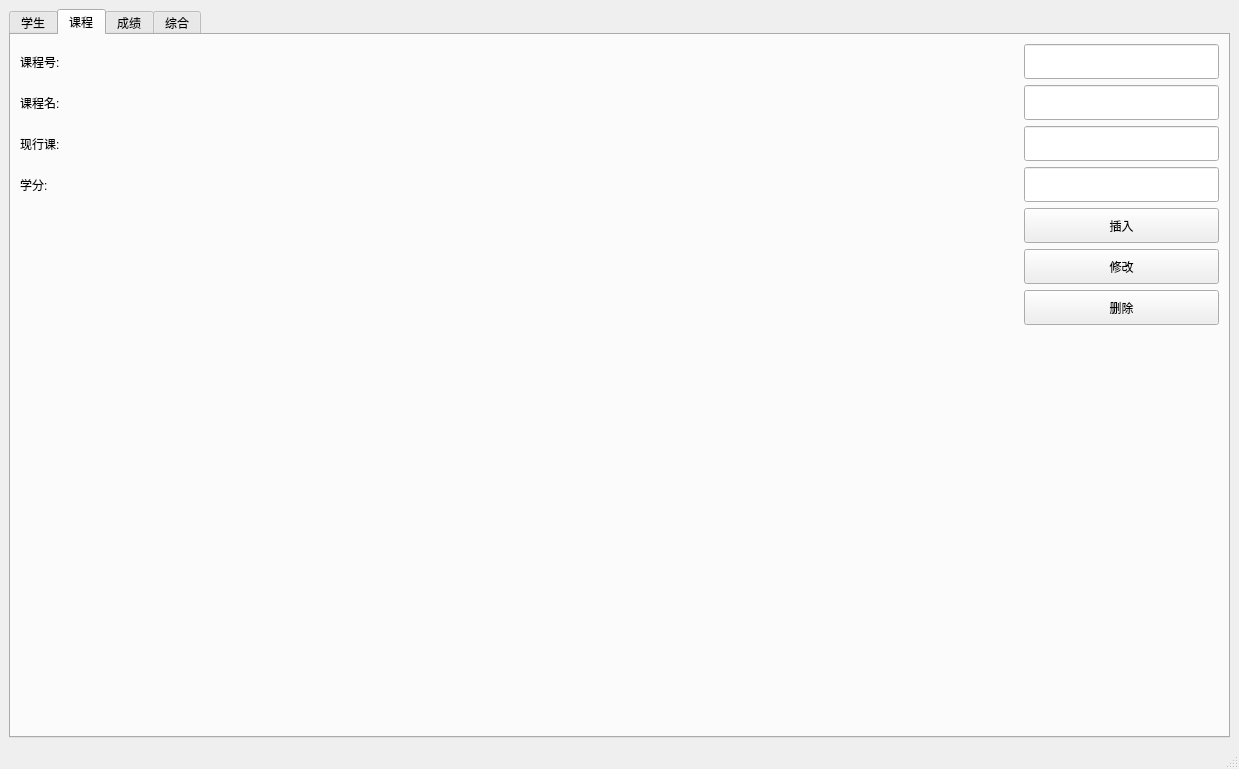
Above: mainwindow.ui from Leun9/xuos-sqlite before the change. Below: the same form after it.
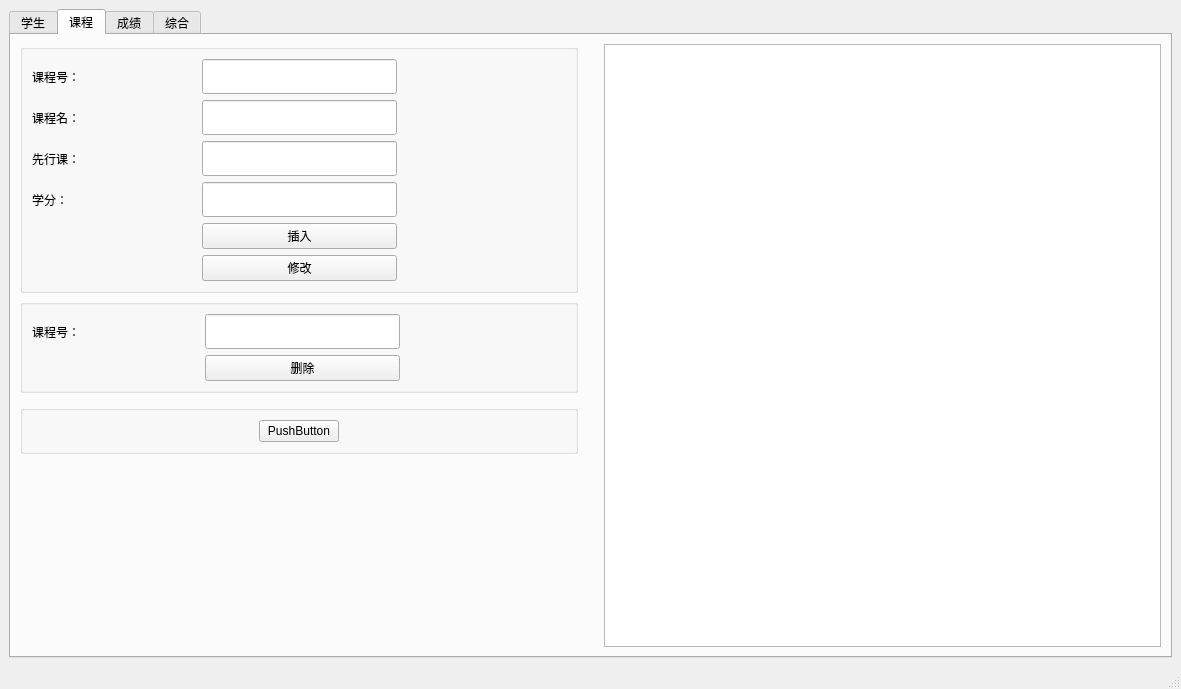
That is the form after the change. The open tabs and pages were chosen to show the change.

What changed in the file:
```diff
--- a/mainwindow.ui
+++ b/mainwindow.ui
@@ -6,8 +6,8 @@
    <rect>
     <x>0</x>
     <y>0</y>
-    <width>1239</width>
-    <height>769</height>
+    <width>1181</width>
+    <height>689</height>
    </rect>
   </property>
   <property name="sizePolicy">
@@ -21,7 +21,7 @@
   </property>
   <widget class="QWidget" name="centralwidget">
    <layout class="QGridLayout" name="gridLayout">
-    <item row="0" column="0">
+    <item row="0" column="1">
      <widget class="QTabWidget" name="tabWidget">
       <property name="maximumSize">
        <size>
@@ -260,109 +260,205 @@
         <string>课程</string>
        </attribute>
        <layout class="QGridLayout" name="gridLayout_2">
-        <item row="0" column="0">
-         <widget class="QLabel" name="label_7">
-          <property name="text">
-           <string>课程号:</string>
+        <item row="4" column="0">
+         <spacer name="verticalSpacer_2">
+          <property name="orientation">
+           <enum>Qt::Vertical</enum>
           </property>
-         </widget>
-        </item>
-        <item row="0" column="1">
-         <widget class="QLineEdit" name="crs_cno_lineEdit">
-          <property name="minimumSize">
+          <property name="sizeHint" stdset="0">
            <size>
-            <width>0</width>
-            <height>35</height>
+            <width>20</width>
+            <height>167</height>
            </size>
           </property>
-          <property name="maximumSize">
-           <size>
-            <width>195</width>
-            <height>35</height>
-           </size>
-          </property>
-         </widget>
-        </item>
-        <item row="1" column="0">
-         <widget class="QLabel" name="label_8">
-          <property name="text">
-           <string>课程名:</string>
-          </property>
-         </widget>
+         </spacer>
         </item>
         <item row="1" column="1">
-         <widget class="QLineEdit" name="crs_cname_lineEdit">
+         <spacer name="horizontalSpacer_10">
+          <property name="orientation">
+           <enum>Qt::Horizontal</enum>
+          </property>
+          <property name="sizeType">
+           <enum>QSizePolicy::Minimum</enum>
+          </property>
+          <property name="sizeHint" stdset="0">
+           <size>
+            <width>20</width>
+            <height>20</height>
+           </size>
+          </property>
+         </spacer>
+        </item>
+        <item row="1" column="0">
+         <widget class="QGroupBox" name="groupBox_6">
+          <property name="title">
+           <string/>
+          </property>
+          <layout class="QGridLayout" name="gridLayout_9">
+           <item row="2" column="1">
+            <widget class="QPushButton" name="btnCouDel">
           <property name="minimumSize">
            <size>
-            <width>0</width>
-            <height>35</height>
-           </size>
-          </property>
-          <property name="maximumSize">
-           <size>
             <width>195</width>
+               <height>0</height>
+              </size>
+             </property>
+             <property name="maximumSize">
+              <size>
+               <width>200</width>
             <height>35</height>
            </size>
+             </property>
+             <property name="text">
+              <string>删除</string>
+             </property>
+            </widget>
+           </item>
+           <item row="1" column="0">
+            <widget class="QLabel" name="label_17">
+             <property name="text">
+              <string>课程号：</string>
           </property>
          </widget>
         </item>
         <item row="2" column="0">
+            <spacer name="horizontalSpacer_6">
+             <property name="orientation">
+              <enum>Qt::Horizontal</enum>
+             </property>
+             <property name="sizeHint" stdset="0">
+              <size>
+               <width>40</width>
+               <height>20</height>
+              </size>
+             </property>
+            </spacer>
+           </item>
+           <item row="2" column="2">
+            <spacer name="horizontalSpacer_7">
+             <property name="orientation">
+              <enum>Qt::Horizontal</enum>
+             </property>
+             <property name="sizeHint" stdset="0">
+              <size>
+               <width>40</width>
+               <height>20</height>
+              </size>
+             </property>
+            </spacer>
+           </item>
+           <item row="1" column="1">
+            <widget class="QLineEdit" name="leCouNumd">
+             <property name="minimumSize">
+              <size>
+               <width>0</width>
+               <height>35</height>
+              </size>
+             </property>
+             <property name="maximumSize">
+              <size>
+               <width>195</width>
+               <height>16777215</height>
+              </size>
+             </property>
+            </widget>
+           </item>
+          </layout>
+         </widget>
+        </item>
+        <item row="0" column="2" rowspan="5">
+         <widget class="QTableWidget" name="tbwCou">
+          <property name="minimumSize">
+           <size>
+            <width>0</width>
+            <height>0</height>
+           </size>
+          </property>
+         </widget>
+        </item>
+        <item row="0" column="0">
+         <widget class="QGroupBox" name="groupBox_4">
+          <property name="title">
+           <string/>
+          </property>
+          <layout class="QGridLayout" name="gridLayout_10">
+           <item row="2" column="2">
+            <widget class="QLineEdit" name="leCouPnum">
+             <property name="minimumSize">
+              <size>
+               <width>0</width>
+               <height>35</height>
+              </size>
+             </property>
+             <property name="maximumSize">
+              <size>
+               <width>195</width>
+               <height>16777215</height>
+              </size>
+             </property>
+            </widget>
+           </item>
+           <item row="3" column="2">
+            <widget class="QLineEdit" name="leCouCredit">
+             <property name="minimumSize">
+              <size>
+               <width>0</width>
+               <height>35</height>
+              </size>
+             </property>
+             <property name="maximumSize">
+              <size>
+               <width>195</width>
+               <height>16777215</height>
+              </size>
+             </property>
+            </widget>
+           </item>
+           <item row="1" column="0">
          <widget class="QLabel" name="label_9">
           <property name="text">
-           <string>现行课:</string>
-          </property>
-         </widget>
-        </item>
-        <item row="2" column="1">
-         <widget class="QLineEdit" name="crs_cpno_lineEdit">
-          <property name="minimumSize">
-           <size>
-            <width>0</width>
-            <height>35</height>
-           </size>
-          </property>
-          <property name="maximumSize">
-           <size>
-            <width>195</width>
-            <height>35</height>
-           </size>
+              <string>课程名：</string>
           </property>
          </widget>
         </item>
         <item row="3" column="0">
+            <widget class="QLabel" name="label_18">
+             <property name="text">
+              <string>学分：</string>
+             </property>
+            </widget>
+           </item>
+           <item row="0" column="0">
          <widget class="QLabel" name="label_10">
           <property name="text">
-           <string>学分:</string>
+              <string>课程号：</string>
           </property>
          </widget>
         </item>
-        <item row="3" column="1">
-         <widget class="QLineEdit" name="crs_credit_lineEdit">
-          <property name="minimumSize">
-           <size>
-            <width>0</width>
-            <height>35</height>
-           </size>
-          </property>
-          <property name="maximumSize">
+           <item row="7" column="0">
+            <spacer name="horizontalSpacer_9">
+             <property name="orientation">
+              <enum>Qt::Horizontal</enum>
+             </property>
+             <property name="sizeHint" stdset="0">
            <size>
-            <width>195</width>
-            <height>35</height>
-           </size>
-          </property>
-         </widget>
-        </item>
-        <item row="4" column="1">
-         <widget class="QPushButton" name="crs_insert_pushButton">
+               <width>40</width>
+               <height>20</height>
+              </size>
+             </property>
+            </spacer>
+           </item>
+           <item row="7" column="2">
+            <widget class="QPushButton" name="btnCouIns">
           <property name="minimumSize">
            <size>
-            <width>0</width>
-            <height>35</height>
+               <width>195</width>
+               <height>0</height>
            </size>
           </property>
           <property name="maximumSize">
            <size>
-            <width>195</width>
+               <width>200</width>
             <height>35</height>
            </size>
           </property>
@@ -371,8 +467,8 @@
           </property>
          </widget>
         </item>
-        <item row="5" column="1">
-         <widget class="QPushButton" name="crs_update_pushButton">
+           <item row="1" column="2" colspan="2">
+            <widget class="QLineEdit" name="leCouName">
           <property name="minimumSize">
            <size>
             <width>0</width>
@@ -382,6 +478,38 @@
           <property name="maximumSize">
            <size>
             <width>195</width>
+               <height>16777215</height>
+              </size>
+             </property>
+            </widget>
+           </item>
+           <item row="0" column="2">
+            <widget class="QLineEdit" name="leCouNum">
+             <property name="minimumSize">
+              <size>
+               <width>0</width>
+               <height>35</height>
+              </size>
+             </property>
+             <property name="maximumSize">
+              <size>
+               <width>195</width>
+               <height>16777215</height>
+              </size>
+             </property>
+            </widget>
+           </item>
+           <item row="8" column="2">
+            <widget class="QPushButton" name="btnCouUpd">
+             <property name="minimumSize">
+              <size>
+               <width>195</width>
+               <height>0</height>
+              </size>
+             </property>
+             <property name="maximumSize">
+              <size>
+               <width>200</width>
             <height>35</height>
            </size>
           </property>
@@ -390,37 +518,70 @@
           </property>
          </widget>
         </item>
-        <item row="6" column="1">
-         <widget class="QPushButton" name="crs_del_pushButton">
-          <property name="minimumSize">
+           <item row="2" column="0">
+            <widget class="QLabel" name="label_19">
+             <property name="text">
+              <string>先行课：</string>
+             </property>
+            </widget>
+           </item>
+           <item row="7" column="3">
+            <spacer name="horizontalSpacer_8">
+             <property name="orientation">
+              <enum>Qt::Horizontal</enum>
+             </property>
+             <property name="sizeHint" stdset="0">
            <size>
-            <width>0</width>
-            <height>35</height>
-           </size>
-          </property>
-          <property name="maximumSize">
+               <width>40</width>
+               <height>20</height>
+              </size>
+             </property>
+            </spacer>
+           </item>
+          </layout>
+         </widget>
+        </item>
+        <item row="3" column="0">
+         <widget class="QGroupBox" name="groupBox_7">
+          <property name="title">
+           <string/>
+          </property>
+          <layout class="QGridLayout" name="gridLayout_11">
+           <item row="0" column="0">
+            <spacer name="horizontalSpacer_11">
+             <property name="orientation">
+              <enum>Qt::Horizontal</enum>
+             </property>
+             <property name="sizeHint" stdset="0">
            <size>
-            <width>195</width>
-            <height>35</height>
-           </size>
-          </property>
+               <width>40</width>
+               <height>20</height>
+              </size>
+             </property>
+            </spacer>
+           </item>
+           <item row="0" column="1">
+            <widget class="QPushButton" name="btnCouAutoDel">
           <property name="text">
-           <string>删除</string>
+              <string>PushButton</string>
           </property>
          </widget>
         </item>
-        <item row="7" column="1">
-         <spacer name="verticalSpacer_2">
+           <item row="0" column="2">
+            <spacer name="horizontalSpacer_12">
           <property name="orientation">
-           <enum>Qt::Vertical</enum>
+              <enum>Qt::Horizontal</enum>
           </property>
           <property name="sizeHint" stdset="0">
            <size>
-            <width>20</width>
-            <height>457</height>
+               <width>40</width>
+               <height>20</height>
            </size>
           </property>
          </spacer>
+           </item>
+          </layout>
+         </widget>
         </item>
        </layout>
       </widget>
```
Left out of the diff: 434 changed lines with no effect on the pictures. Lines whose indentation alone changed are shown as unchanged.
